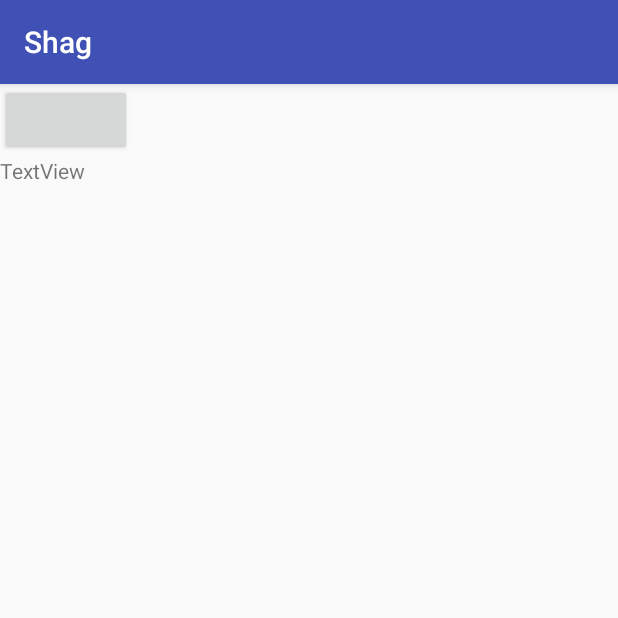
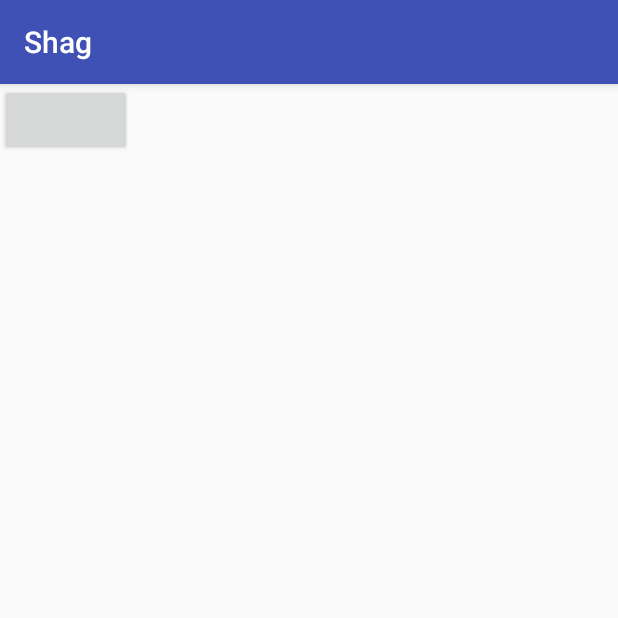
Before and after one commit to gabrielsaruhashi/Momentum, an Android app: the screen it shows after launch (LoginActivity), on a phone screen of 412 x 824 dp, the top half of it. Run offline under Robolectric (Android 15) with nearby library versions, the phone set to English and light mode, and no system bars; libraries missing offline, so code that uses them is left out: com.facebook, com.facebook.login; plain views replace LoginButton; 4 statements that could not run were skipped.

Commit message:
Fix login/logout issue and back button bugs

```diff
--- a/app/src/main/java/shag/com/shag/Activities/LoginActivity.java
+++ b/app/src/main/java/shag/com/shag/Activities/LoginActivity.java
@@ -33,7 +33,6 @@ public class LoginActivity extends AppCompatActivity {
         callbackManager = CallbackManager.Factory.create();
         loginButton = (LoginButton) findViewById(R.id.bLogin);
         loginToken = (TextView) findViewById(R.id.tvLoginToken);
-
         if(Profile.getCurrentProfile() != null) {
             onLoginSuccess();
         } else {
@@ -68,4 +67,9 @@ public class LoginActivity extends AppCompatActivity {
         Intent i = new Intent(context, MainActivity.class);
         context.startActivity(i);
     }
+
+    @Override
+    public void onBackPressed() {
+        //do nothing
+    }
 }
--- a/app/src/main/res/layout/activity_login.xml
+++ b/app/src/main/res/layout/activity_login.xml
@@ -13,12 +13,4 @@
         android:layout_alignParentStart="true"
         android:layout_alignParentTop="true"/>
 
-    <TextView
-        android:id="@+id/tvLoginToken"
-        android:layout_width="wrap_content"
-        android:layout_height="wrap_content"
-        android:layout_alignParentStart="true"
-        android:layout_below="@+id/bLogin"
-        android:text="TextView" />
-
 </RelativeLayout>
```
Also changed, not shown: app/src/main/java/shag/com/shag/Activities/MainActivity.java (+12 -0 lines), app/src/main/java/shag/com/shag/Activities/UserProfileActivity.java (+18 -0 lines), app/src/main/res/layout/activity_user_profile.xml (+9 -0 lines).
